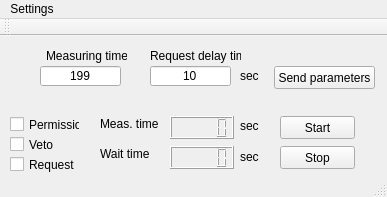
Above: mainwindow.ui from sgoryunov/pf2turbinecontrol before the change. Below: the same form after it.
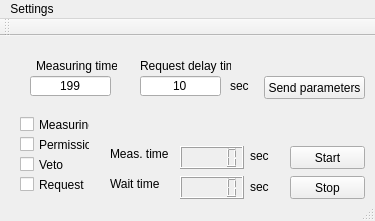
That is the form after the change.

Commit message: Много сделал. Почти все. Осталось научиться читать всу строчку целиком из ком порта, парсить ее и передавать данные в окна.

Diff of the .ui file:
```diff
--- a/mainwindow.ui
+++ b/mainwindow.ui
@@ -6,8 +6,8 @@
    <rect>
     <x>0</x>
     <y>0</y>
-    <width>387</width>
-    <height>197</height>
+    <width>375</width>
+    <height>221</height>
    </rect>
   </property>
   <property name="windowTitle">
@@ -17,8 +17,8 @@
    <widget class="QPushButton" name="pushButton">
     <property name="geometry">
      <rect>
-      <x>274</x>
-      <y>30</y>
+      <x>264</x>
+      <y>40</y>
       <width>101</width>
       <height>23</height>
      </rect>
@@ -30,8 +30,8 @@
    <widget class="QLineEdit" name="lineEdit">
     <property name="geometry">
      <rect>
-      <x>150</x>
-      <y>30</y>
+      <x>140</x>
+      <y>40</y>
       <width>81</width>
       <height>20</height>
      </rect>
@@ -46,8 +46,8 @@
    <widget class="QLineEdit" name="lineEdit_2">
     <property name="geometry">
      <rect>
-      <x>40</x>
-      <y>30</y>
+      <x>30</x>
+      <y>40</y>
       <width>81</width>
       <height>20</height>
      </rect>
@@ -62,8 +62,8 @@
    <widget class="QLabel" name="label">
     <property name="geometry">
      <rect>
-      <x>46</x>
-      <y>10</y>
+      <x>36</x>
+      <y>20</y>
       <width>81</width>
       <height>20</height>
      </rect>
@@ -75,8 +75,8 @@
    <widget class="QLabel" name="label_2">
     <property name="geometry">
      <rect>
-      <x>150</x>
-      <y>10</y>
+      <x>140</x>
+      <y>20</y>
       <width>91</width>
       <height>20</height>
      </rect>
@@ -88,8 +88,8 @@
    <widget class="QLabel" name="label_3">
     <property name="geometry">
      <rect>
-      <x>240</x>
-      <y>30</y>
+      <x>230</x>
+      <y>40</y>
       <width>31</width>
       <height>20</height>
      </rect>
@@ -101,8 +101,8 @@
    <widget class="QPushButton" name="pushButton_2">
     <property name="geometry">
      <rect>
-      <x>280</x>
-      <y>80</y>
+      <x>290</x>
+      <y>110</y>
       <width>75</width>
       <height>23</height>
      </rect>
@@ -114,8 +114,8 @@
    <widget class="QPushButton" name="pushButton_3">
     <property name="geometry">
      <rect>
-      <x>280</x>
-      <y>110</y>
+      <x>290</x>
+      <y>140</y>
       <width>75</width>
       <height>23</height>
      </rect>
@@ -127,8 +127,8 @@
    <widget class="QLCDNumber" name="lcdNumber">
     <property name="geometry">
      <rect>
-      <x>170</x>
-      <y>80</y>
+      <x>180</x>
+      <y>110</y>
       <width>64</width>
       <height>23</height>
      </rect>
@@ -137,8 +137,8 @@
    <widget class="QLCDNumber" name="lcdNumber_2">
     <property name="geometry">
      <rect>
-      <x>170</x>
-      <y>110</y>
+      <x>180</x>
+      <y>140</y>
       <width>64</width>
       <height>23</height>
      </rect>
@@ -147,8 +147,8 @@
    <widget class="QLabel" name="label_4">
     <property name="geometry">
      <rect>
-      <x>100</x>
-      <y>80</y>
+      <x>110</x>
+      <y>110</y>
       <width>61</width>
       <height>16</height>
      </rect>
@@ -160,8 +160,8 @@
    <widget class="QLabel" name="label_5">
     <property name="geometry">
      <rect>
-      <x>100</x>
-      <y>110</y>
+      <x>110</x>
+      <y>140</y>
       <width>61</width>
       <height>16</height>
      </rect>
@@ -173,8 +173,8 @@
    <widget class="QCheckBox" name="checkBox">
     <property name="geometry">
      <rect>
-      <x>10</x>
-      <y>80</y>
+      <x>20</x>
+      <y>100</y>
       <width>70</width>
       <height>17</height>
      </rect>
@@ -182,12 +182,15 @@
     <property name="text">
      <string>Permission</string>
     </property>
+    <property name="checkable">
+     <bool>false</bool>
+    </property>
    </widget>
    <widget class="QCheckBox" name="checkBox_2">
     <property name="geometry">
      <rect>
-      <x>10</x>
-      <y>100</y>
+      <x>20</x>
+      <y>120</y>
       <width>70</width>
       <height>17</height>
      </rect>
@@ -195,12 +198,15 @@
     <property name="text">
      <string>Veto</string>
     </property>
+    <property name="checkable">
+     <bool>false</bool>
+    </property>
    </widget>
    <widget class="QCheckBox" name="checkBox_3">
     <property name="geometry">
      <rect>
-      <x>10</x>
-      <y>120</y>
+      <x>20</x>
+      <y>140</y>
       <width>70</width>
       <height>17</height>
      </rect>
@@ -208,12 +214,15 @@
     <property name="text">
      <string>Request</string>
     </property>
+    <property name="checkable">
+     <bool>false</bool>
+    </property>
    </widget>
    <widget class="QLabel" name="label_6">
     <property name="geometry">
      <rect>
-      <x>240</x>
-      <y>80</y>
+      <x>250</x>
+      <y>110</y>
       <width>31</width>
       <height>20</height>
      </rect>
@@ -225,8 +234,8 @@
    <widget class="QLabel" name="label_7">
     <property name="geometry">
      <rect>
-      <x>240</x>
-      <y>110</y>
+      <x>250</x>
+      <y>140</y>
       <width>31</width>
       <height>21</height>
      </rect>
@@ -235,13 +244,32 @@
      <string>sec</string>
     </property>
    </widget>
+   <widget class="QCheckBox" name="checkBox_4">
+    <property name="enabled">
+     <bool>true</bool>
+    </property>
+    <property name="geometry">
+     <rect>
+      <x>20</x>
+      <y>80</y>
+      <width>70</width>
+      <height>17</height>
+     </rect>
+    </property>
+    <property name="text">
+     <string>Measuring</string>
+    </property>
+    <property name="checkable">
+     <bool>false</bool>
+    </property>
+   </widget>
   </widget>
   <widget class="QMenuBar" name="menuBar">
    <property name="geometry">
     <rect>
      <x>0</x>
      <y>0</y>
-     <width>387</width>
+     <width>375</width>
      <height>21</height>
     </rect>
    </property>
```
Left out of the diff: 12 changed lines with no effect on the pictures. The commit also changes 2 other files.
